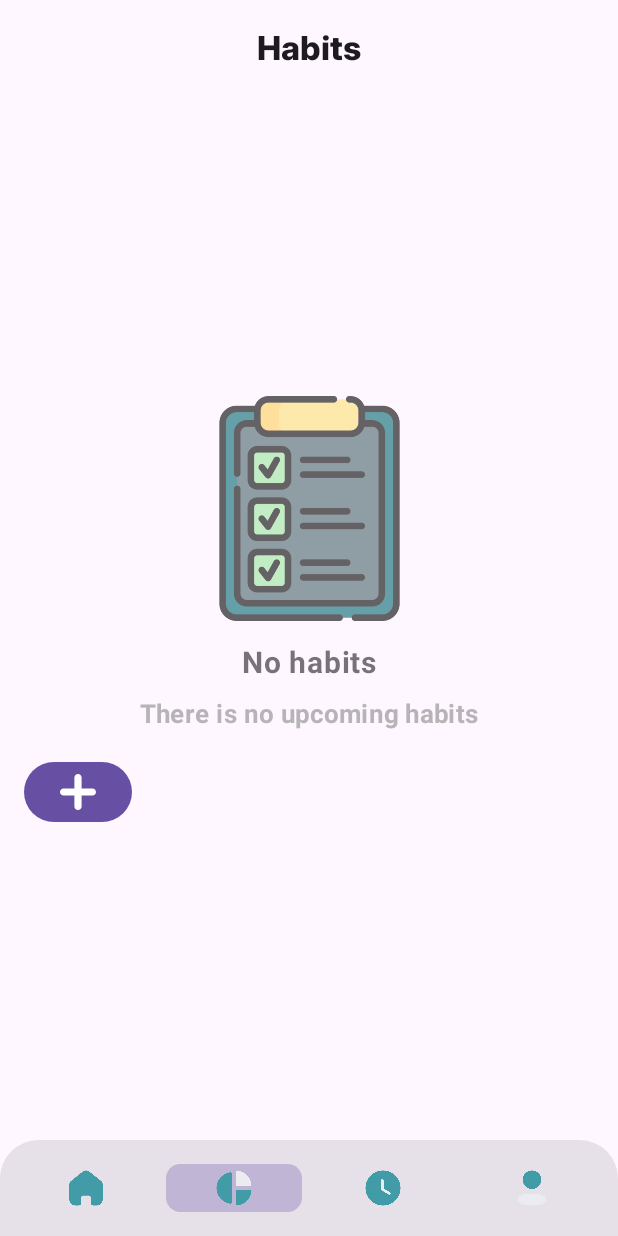
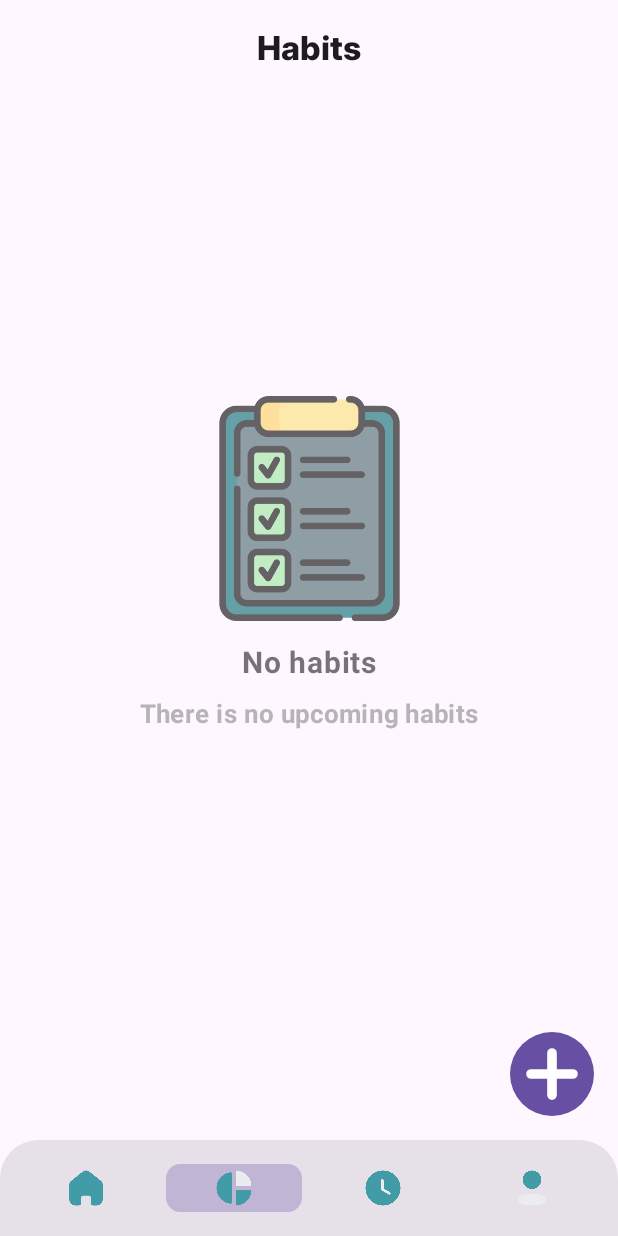
Before and after one commit to Abdullah-Faik/habit-tracker, an Android app built with Jetpack Compose: the HomeScreen screen opened through its navigation route, after a tap on "Habit", on a phone screen of 412 x 824 dp. Run offline under Robolectric (Android 15) with nearby library versions, the phone set to English and light mode, and no system bars; our stand-ins replace Firebase (no records; nobody signed in at launch, a user with empty details on screens opened directly), Room's generated code; pictures from the network do not load.

Commit message:
clean the code

```diff
--- a/source_code/app/src/main/java/com/fola/habit_tracker/ui/main/habit_screen/HabitScreen.kt
+++ b/source_code/app/src/main/java/com/fola/habit_tracker/ui/main/habit_screen/HabitScreen.kt
@@ -1,67 +1,58 @@
 package com.fola.habit_tracker.ui.main.habit_screen
 
+import android.annotation.SuppressLint
 import android.content.res.Configuration
 import android.util.Log
 import androidx.compose.foundation.Image
 import androidx.compose.foundation.background
+import androidx.compose.foundation.clickable
 import androidx.compose.foundation.layout.Box
 import androidx.compose.foundation.layout.Column
 import androidx.compose.foundation.layout.Spacer
 import androidx.compose.foundation.layout.fillMaxSize
 import androidx.compose.foundation.layout.fillMaxWidth
-import androidx.compose.foundation.layout.height
 import androidx.compose.foundation.layout.padding
 import androidx.compose.foundation.layout.size
-import androidx.compose.foundation.shape.CircleShape
-import androidx.compose.material.icons.Icons
-import androidx.compose.material.icons.filled.Menu
-import androidx.compose.material3.Button
+import androidx.compose.foundation.shape.RoundedCornerShape
 import androidx.compose.material3.CenterAlignedTopAppBar
 import androidx.compose.material3.ExperimentalMaterial3Api
-import androidx.compose.material3.FloatingActionButton
 import androidx.compose.material3.Icon
-import androidx.compose.material3.IconButton
 import androidx.compose.material3.MaterialTheme
 import androidx.compose.material3.Scaffold
-import androidx.compose.material3.Tab
-import androidx.compose.material3.TabRow
-import androidx.compose.material3.TabRowDefaults.tabIndicatorOffset
 import androidx.compose.material3.Text
 import androidx.compose.material3.TopAppBarDefaults
 import androidx.compose.runtime.Composable
 import androidx.compose.runtime.getValue
-import androidx.compose.runtime.mutableStateOf
-import androidx.compose.runtime.remember
-import androidx.compose.runtime.setValue
 import androidx.compose.ui.Alignment
 import androidx.compose.ui.Modifier
 import androidx.compose.ui.draw.alpha
+import androidx.compose.ui.draw.clip
 import androidx.compose.ui.graphics.Color
-import androidx.compose.ui.platform.LocalContext
 import androidx.compose.ui.res.painterResource
 import androidx.compose.ui.text.font.FontWeight
 import androidx.compose.ui.tooling.preview.Preview
 import androidx.compose.ui.unit.dp
 import androidx.compose.ui.unit.sp
 import androidx.navigation.NavController
-import androidx.navigation.compose.NavHost
-import androidx.navigation.compose.composable
+import androidx.navigation.compose.currentBackStackEntryAsState
 import androidx.navigation.compose.rememberNavController
 import com.fola.habit_tracker.R
+import com.fola.habit_tracker.ui.components.icons.PlusSmall
 import com.fola.habit_tracker.ui.components.interFont
+import com.fola.habit_tracker.ui.main.navigation_bar.HabitSubRoutes
+import com.fola.habit_tracker.ui.main.navigation_bar.Screen
 import com.fola.habit_tracker.ui.theme.AppTheme
 
-// Define routes for nested navigation within HabitScreen
-sealed class HabitScreenRoutes(val route: String) {
-    object Main : HabitScreenRoutes("habit_main")
-    object AddingHabit : HabitScreenRoutes("adding_habit")
-}
-
+@SuppressLint("UnusedMaterial3ScaffoldPaddingParameter")
 @OptIn(ExperimentalMaterial3Api::class)
 @Composable
-fun HabitScreen(navController: NavController) {
-    val applicationContext = LocalContext.current
-    val nestedNavController = rememberNavController() // Create a nested NavController
+fun HabitScreen(
+    navController: NavController,
+) {
+    val currentBackStackEntry by navController.currentBackStackEntryAsState()
+    val currentRoute = currentBackStackEntry?.destination?.route
+    val resolvedStartDes = currentBackStackEntry?.arguments?.getString("startDes") ?: HabitSubRoutes.MAIN
+    val resolvedRoute = Screen.Habit.createHabitRoute(resolvedStartDes)
 
     Scaffold(
         topBar = {
@@ -78,8 +69,26 @@ fun HabitScreen(navController: NavController) {
                     )
                 },
                 navigationIcon = {}
-
             )
+        },
+        floatingActionButton = {
+            if (resolvedRoute == Screen.Habit.createHabitRoute(HabitSubRoutes.MAIN)) {
+                Icon(
+                    imageVector = PlusSmall,
+                    contentDescription = "Add habit",
+                    tint = Color.White,
+                    modifier = Modifier
+                        .clip(RoundedCornerShape(50.dp))
+                        .background(MaterialTheme.colorScheme.primary)
+                        .size(56.dp)
+                        .clickable {
+                            Log.d("HabitScreen", "Navigating to habit/adding_habit")
+                            navController.navigate(
+                                Screen.Habit.createHabitRoute(HabitSubRoutes.ADDING_HABIT)
+                            )
+                        }
+                )
+            }
         }
     ) { innerPadding ->
         Box(
@@ -87,27 +96,19 @@ fun HabitScreen(navController: NavController) {
                 .fillMaxSize()
                 .padding(innerPadding)
         ) {
-            // Nested NavHost for HabitScreen
-            NavHost(
-                navController = nestedNavController,
-                startDestination = HabitScreenRoutes.Main.route
-            ) {
-                composable(HabitScreenRoutes.Main.route) {
-                    HabitMainContent(
-                        onAddHabitClick = {
-                            try {
-                                nestedNavController.navigate(HabitScreenRoutes.AddingHabit.route)
-                            } catch (e: IllegalArgumentException) {
-                                Log.e(
-                                    "NestedNavigationError",
-                                    "Failed to navigate to adding_habit: ${e.message}"
-                                )
-                            }
-                        }
-                    )
+            Log.d("current", currentRoute.toString())
+            when (resolvedRoute) {
+                Screen.Habit.createHabitRoute(HabitSubRoutes.MAIN) -> {
+                    Log.d("HabitScreen", "Rendering HabitMainContent")
+                    HabitMainContent()
                 }
-                composable(HabitScreenRoutes.AddingHabit.route) {
+                Screen.Habit.createHabitRoute(HabitSubRoutes.ADDING_HABIT) -> {
+                    Log.d("HabitScreen", "Rendering AddingHabitScreen")
                     AddingHabitScreen(navController)
+                }
+                else -> {
+                    Log.d("HabitScreen", "Fallback to HabitMainContent")
+                    HabitMainContent()
                 }
             }
         }
@@ -115,14 +116,10 @@ fun HabitScreen(navController: NavController) {
 }
 
 @Composable
-fun HabitMainContent(
-    onAddHabitClick: () -> Unit
-) {
+fun HabitMainContent() {
     Column(
         modifier = Modifier.fillMaxSize()
     ) {
-        var selectedTab by remember { mutableStateOf(0) } // 0 = Single, 1 = Recurring
-
         Column(
             modifier = Modifier,
         ) {
@@ -167,18 +164,6 @@ fun HabitMainContent(
                     .alpha(0.6f)
             )
         }
-
-        Button(
-            modifier = Modifier
-                .padding(16.dp),
-            onClick = onAddHabitClick,
-        ) {
-            Icon(
-                painter = painterResource(id = R.drawable.addfab),
-                contentDescription = "Large floating action button",
-                modifier = Modifier.size(24.dp)
-            )
-        }
     }
 }
 
--- a/source_code/app/src/main/java/com/fola/habit_tracker/ui/main/home/HomeScreen.kt
+++ b/source_code/app/src/main/java/com/fola/habit_tracker/ui/main/home/HomeScreen.kt
@@ -41,9 +41,13 @@ import androidx.lifecycle.compose.collectAsStateWithLifecycle
 import androidx.lifecycle.viewmodel.compose.viewModel
 import androidx.media3.common.util.Log
 import androidx.media3.common.util.UnstableApi
+import androidx.navigation.NavController
+import androidx.navigation.compose.rememberNavController
 import com.fola.habit_tracker.R
 import com.fola.habit_tracker.data.database.Habit
 import com.fola.habit_tracker.ui.components.icons.PlusSmall
+import com.fola.habit_tracker.ui.main.navigation_bar.HabitSubRoutes
+import com.fola.habit_tracker.ui.main.navigation_bar.Screen
 import com.fola.habit_tracker.ui.main.profileScreen.LocalProfileRepository
 import com.fola.habit_tracker.ui.main.profileScreen.LocalProfileRepository.userProfile
 import com.fola.habit_tracker.ui.theme.AppTheme
@@ -56,10 +60,11 @@ import java.time.LocalDate
 @Composable
 fun HomeScreen(
     modifier: Modifier = Modifier,
+    navController: NavController = rememberNavController(),
     viewModel: HomeViewModel = viewModel(factory = HomeViewModel.Factory)
 ) {
 
-    val userProfile by LocalProfileRepository.userProfile.collectAsStateWithLifecycle()
+    val userProfile by userProfile.collectAsStateWithLifecycle()
     val habits = viewModel.habits.collectAsState()
     val dailyHabit = viewModel.dailyHabits.collectAsState()
     val day = viewModel.day.collectAsState()
@@ -76,10 +81,12 @@ fun HomeScreen(
                     .background(MaterialTheme.colorScheme.primary)
                     .size(56.dp)
                     .clickable {
-                        viewModel.addNewHabit(Habit(title = "test"))
-                    },
+                        Log.d("HomeScreen", "Navigating to habit/adding_habit")
+                        navController.navigate(
+                            Screen.Habit.createHabitRoute(HabitSubRoutes.ADDING_HABIT)
+                        )
+                    }
             )
-
         },
     ) {
         Column(
@@ -100,7 +107,7 @@ fun HomeScreen(
             )
             ProgressCard(
                 modifier = Modifier.padding(horizontal = 24.dp, vertical = 8.dp),
-                progress =  viewModel.getDayProgress(day.value.dayId),
+                progress = viewModel.getDayProgress(day.value.dayId),
                 allTasks = habits.value.habits.size,
                 completedTask = viewModel.getCompletedHabit()
             )
--- a/source_code/app/src/main/java/com/fola/habit_tracker/ui/main/navigation_bar/BottomNavigationBar.kt
+++ b/source_code/app/src/main/java/com/fola/habit_tracker/ui/main/navigation_bar/BottomNavigationBar.kt
@@ -33,20 +33,25 @@ import com.fola.habit_tracker.ui.theme.AppTheme
 enum class Screen(
     val route: String,
     @DrawableRes val icon: Int,
-    val title: String,
+    val title: String
 ) {
     Home("home", R.drawable.home_icon, "Home"),
-    Habit("habit", R.drawable.tasks, "Habit"),
+    Habit("habit/{startDes}", R.drawable.tasks, "Habit"),
     Timer("timer", R.drawable.timer_icon, "Timer"),
-    Profile("profile", R.drawable.profile_icon, "Profile")
+    Profile("profile", R.drawable.profile_icon, "Profile");
+
+    fun createHabitRoute(startDes: String) = "habit/$startDes"
 }
 
+object HabitSubRoutes {
+    const val MAIN = "habit_main"
+    const val ADDING_HABIT = "adding_habit"
+}
 
 private val bottomNavigationScreens = listOf(
     Screen.Home,
     Screen.Habit,
     Screen.Timer,
-
     Screen.Profile
 )
 
@@ -79,7 +84,6 @@ fun BottomNavigationBar(
         }
     }
 }
-
 @Composable
 fun BottomNavigationItemView(
     modifier: Modifier = Modifier,
@@ -87,7 +91,6 @@ fun BottomNavigationItemView(
     navController: NavController,
     screen: Screen,
 ) {
-
     Box(
         modifier = modifier.fillMaxWidth(),
         contentAlignment = Alignment.Center,
@@ -106,8 +109,12 @@ fun BottomNavigationItemView(
                     alpha = .30f
                 )
                 .clickable {
-                    if (navController.currentDestination?.route != screen.route) {
-                        navController.navigate(screen.route) {
+                    val route = when (screen) {
+                        Screen.Habit -> screen.createHabitRoute(HabitSubRoutes.MAIN)
+                        else -> screen.route
+                    }
+                    if (navController.currentDestination?.route != route) {
+                        navController.navigate(route) {
                             popUpTo(navController.graph.startDestinationId) {
                                 saveState = true
                             }
@@ -121,8 +128,6 @@ fun BottomNavigationItemView(
         )
     }
 }
-
-
 @Preview
 @Composable
 private fun BottomNavigationBarPrev() {
--- a/source_code/app/src/main/java/com/fola/habit_tracker/ui/main/navigation_bar/Navigation.kt
+++ b/source_code/app/src/main/java/com/fola/habit_tracker/ui/main/navigation_bar/Navigation.kt
@@ -14,9 +14,11 @@ import androidx.compose.runtime.remember
 import androidx.compose.ui.Modifier
 import androidx.lifecycle.ViewModel
 import androidx.lifecycle.ViewModelProvider
+import androidx.navigation.NavType
 import androidx.navigation.compose.NavHost
 import androidx.navigation.compose.composable
 import androidx.navigation.compose.rememberNavController
+import androidx.navigation.navArgument
 import com.fola.habit_tracker.ui.auth.AuthNavigation
 import com.fola.habit_tracker.ui.main.habit_screen.HabitScreen
 import com.fola.habit_tracker.ui.main.home.HomeScreen
@@ -68,10 +70,19 @@ fun MainApp(modifier: Modifier = Modifier, navigateToRoute: String? = null) {
             modifier = Modifier.padding(innerPadding)
         ) {
             composable(Screen.Home.route) {
-                HomeScreen()
+                HomeScreen(navController = navController)
             }
-            composable(Screen.Habit.route) {
+            composable(
+                route = Screen.Habit.route, // habit/{startDes}
+                arguments = listOf(navArgument("startDes") { type = NavType.StringType })
+            ) { backStackEntry ->
                 HabitScreen(navController)
+            }
+            composable(Screen.Timer.route) {
+                SetTimerScreen(
+                    navController = navController,
+                    viewModel = timerViewModel
+                )
             }
             composable(Screen.Timer.route) {
                 SetTimerScreen(
```
Also changed, not shown: source_code/app/src/main/java/com/fola/habit_tracker/ui/main/habit_screen/AddingHabit.kt (+4 -18 lines).
